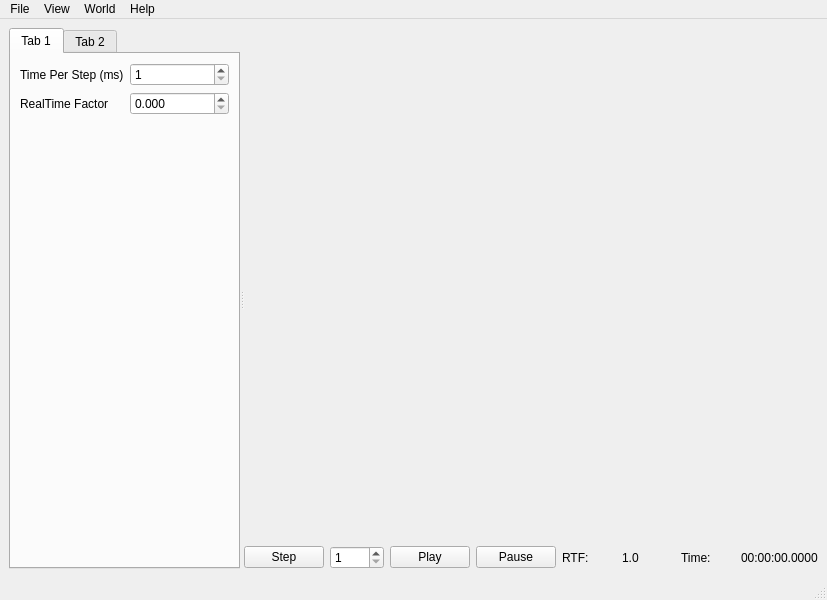
Qt form sim/simulator/lib/mainwindow.ui (WPISmartmouse/Smartmouse_2018) before a commit.
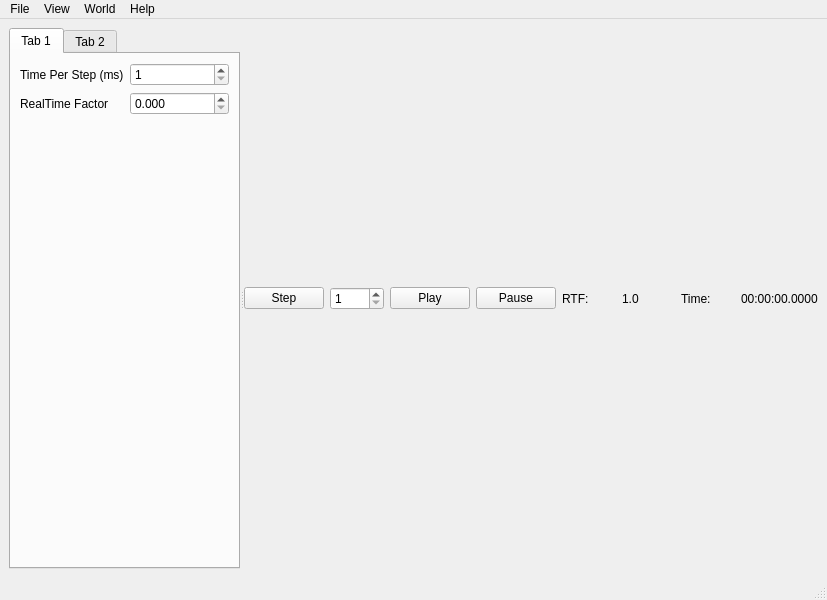
The same form after that commit.

Commit message: maze graphic is centered, square, and fills area

What changed in the file:
```diff
--- a/sim/simulator/lib/mainwindow.ui
+++ b/sim/simulator/lib/mainwindow.ui
@@ -85,19 +85,6 @@
       </widget>
       <widget class="QWidget" name="layoutWidget">
        <layout class="QVBoxLayout" name="right_side_layout">
-        <item>
-         <spacer name="verticalSpacer">
-          <property name="orientation">
-           <enum>Qt::Vertical</enum>
-          </property>
-          <property name="sizeHint" stdset="0">
-           <size>
-            <width>20</width>
-            <height>40</height>
-           </size>
-          </property>
-         </spacer>
-        </item>
         <item>
          <layout class="QHBoxLayout" name="time_status_layout">
           <item>
```
The commit also changes 2 other files.
